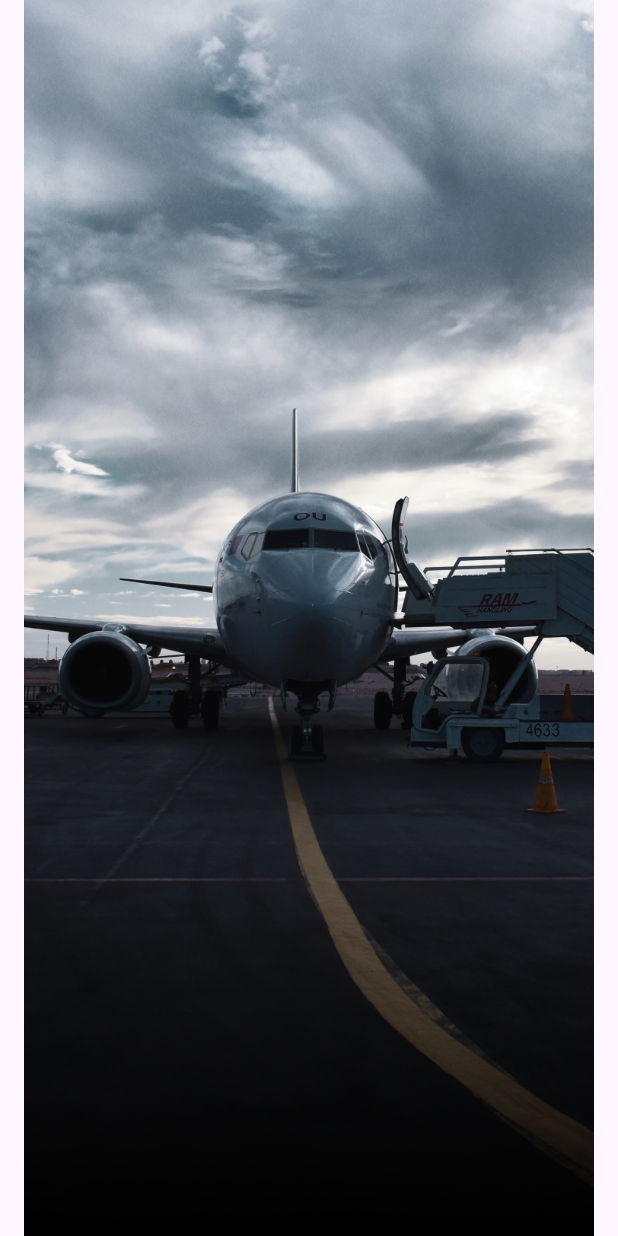
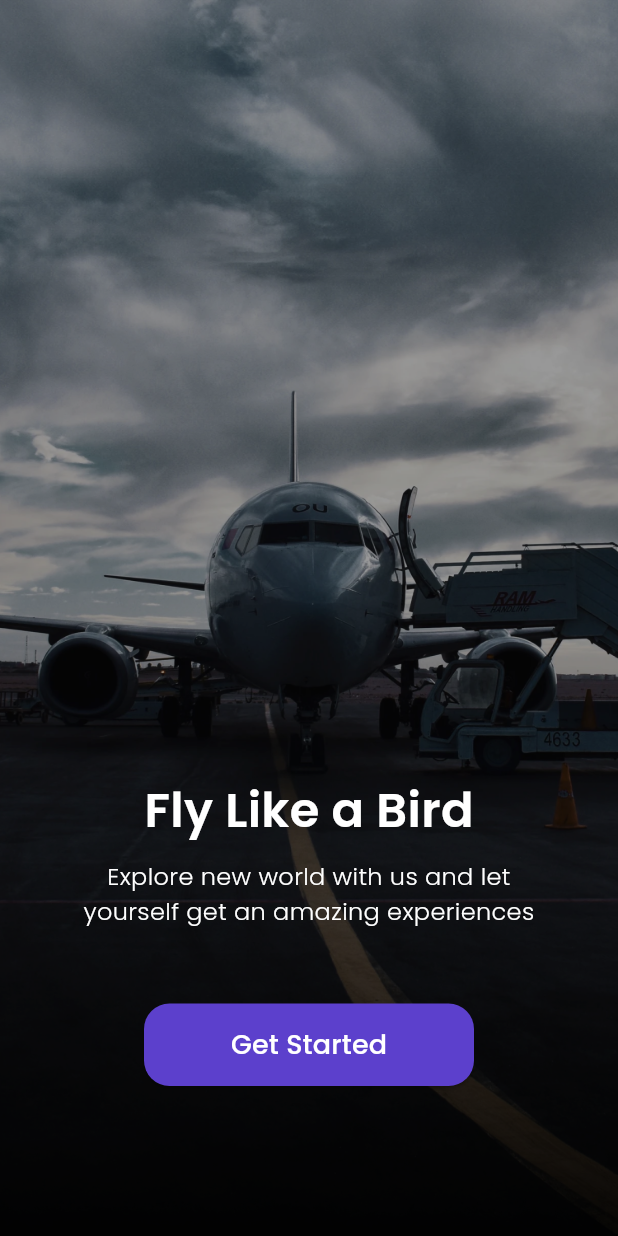
Before and after one commit to ahmadgalang/FlutterTravel, a Flutter app: the screen it shows after launch, on a phone screen of 412 x 824 dp. Run offline on Flutter 3.47's test engine with Material 3 defaults, Android fonts, the phone set to English and light mode, and no system bars; our stand-ins replace google_fonts.

Commit message:
Add and slicing UI in Get Started Page

```diff
--- a/lib/ui/pages/get_started_page.dart
+++ b/lib/ui/pages/get_started_page.dart
@@ -10,14 +10,56 @@ class GetStartedPage extends StatelessWidget {
       body: Stack(
         children: [
           Container(
-            height: MediaQuery.of(context).size.height,
-            width: MediaQuery.of(context).size.width,
+            height: double.infinity,
+            width: double.infinity,
             decoration: const BoxDecoration(
               image: DecorationImage(
                 image: AssetImage('assets/images/background.png'),
+                fit: BoxFit.cover,
               ),
             ),
           ),
+          Container(color: Colors.black.withOpacity(0.4)),
+          Center(
+            child: Column(
+              mainAxisAlignment: MainAxisAlignment.end,
+              children: [
+                Text(
+                  'Fly Like a Bird',
+                  style: whiteTextStyle.copyWith(
+                      fontSize: 32, fontWeight: semiBold),
+                ),
+                const SizedBox(
+                  height: 10,
+                ),
+                Text(
+                  'Explore new world with us and let \nyourself get an amazing experiences',
+                  style:
+                      whiteTextStyle.copyWith(fontSize: 16, fontWeight: light),
+                  textAlign: TextAlign.center,
+                ),
+                Container(
+                  height: 55,
+                  width: 220,
+                  margin: const EdgeInsets.only(top: 50, bottom: 100),
+                  child: ElevatedButton(
+                    onPressed: () {},
+                    style: ElevatedButton.styleFrom(
+                      backgroundColor: kPrimaryColor,
+                      shape: RoundedRectangleBorder(
+                        borderRadius: BorderRadius.circular(17),
+                      ),
+                    ),
+                    child: Text(
+                      'Get Started',
+                      style: whiteTextStyle.copyWith(
+                          fontSize: 18, fontWeight: medium),
+                    ),
+                  ),
+                )
+              ],
+            ),
+          )
         ],
       ),
     );
```
Also changed, not shown: lib/ui/pages/splah_screen.dart (+5 -3 lines).
